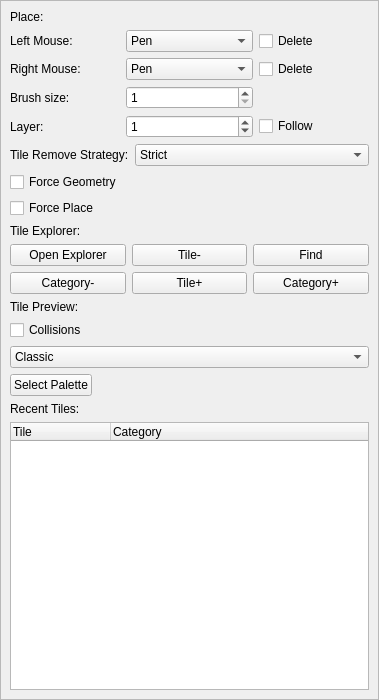
Before: the Qt Designer form ui/uifiles/editors/tiles.ui in timofey260/RWE-Sharp, drawn with Qt 5.
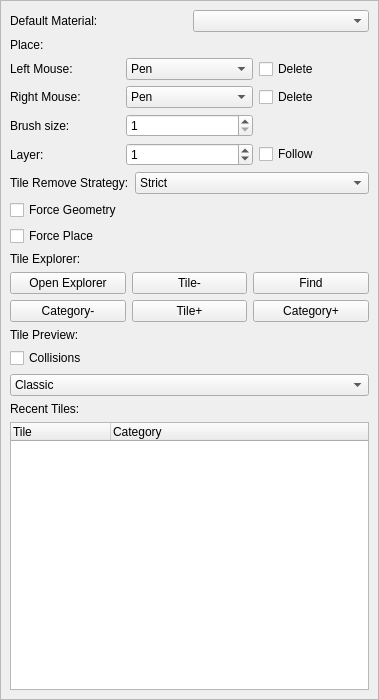
After: the same form once the commit is applied. Icons and pictures are not drawn.

What changed in the file:
```diff
--- a/ui/uifiles/editors/tiles.ui
+++ b/ui/uifiles/editors/tiles.ui
@@ -41,6 +41,20 @@
        </rect>
       </property>
       <layout class="QVBoxLayout" name="verticalLayout_2">
+       <item>
+        <layout class="QHBoxLayout" name="horizontalLayout_2">
+         <item>
+          <widget class="QLabel" name="label_10">
+           <property name="text">
+            <string>Default Material:</string>
+           </property>
+          </widget>
+         </item>
+         <item>
+          <widget class="QComboBox" name="comboBox"/>
+         </item>
+        </layout>
+       </item>
        <item>
         <widget class="QLabel" name="label_3">
          <property name="text">
@@ -426,19 +440,6 @@
          </item>
         </widget>
        </item>
-       <item>
-        <widget class="QPushButton" name="PalleteSelect">
-         <property name="sizePolicy">
-          <sizepolicy hsizetype="Maximum" vsizetype="Fixed">
-           <horstretch>0</horstretch>
-           <verstretch>0</verstretch>
-          </sizepolicy>
-         </property>
-         <property name="text">
-          <string>Select Palette</string>
-         </property>
-        </widget>
-       </item>
        <item>
         <widget class="QLabel" name="label_5">
          <property name="text">
```
